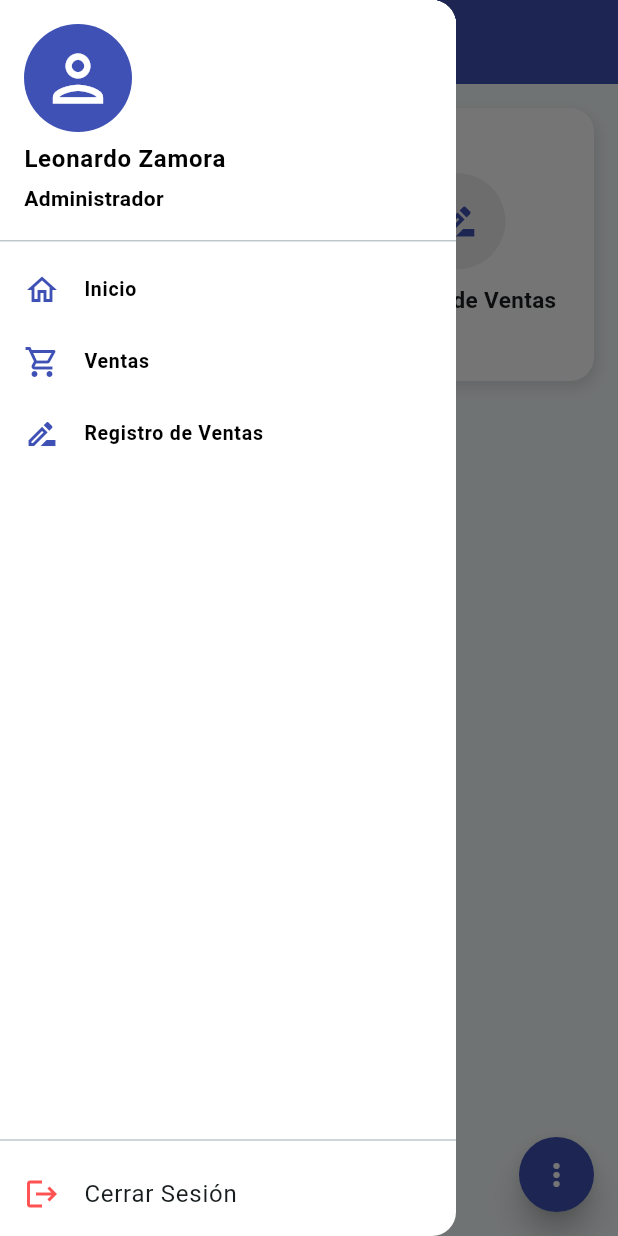
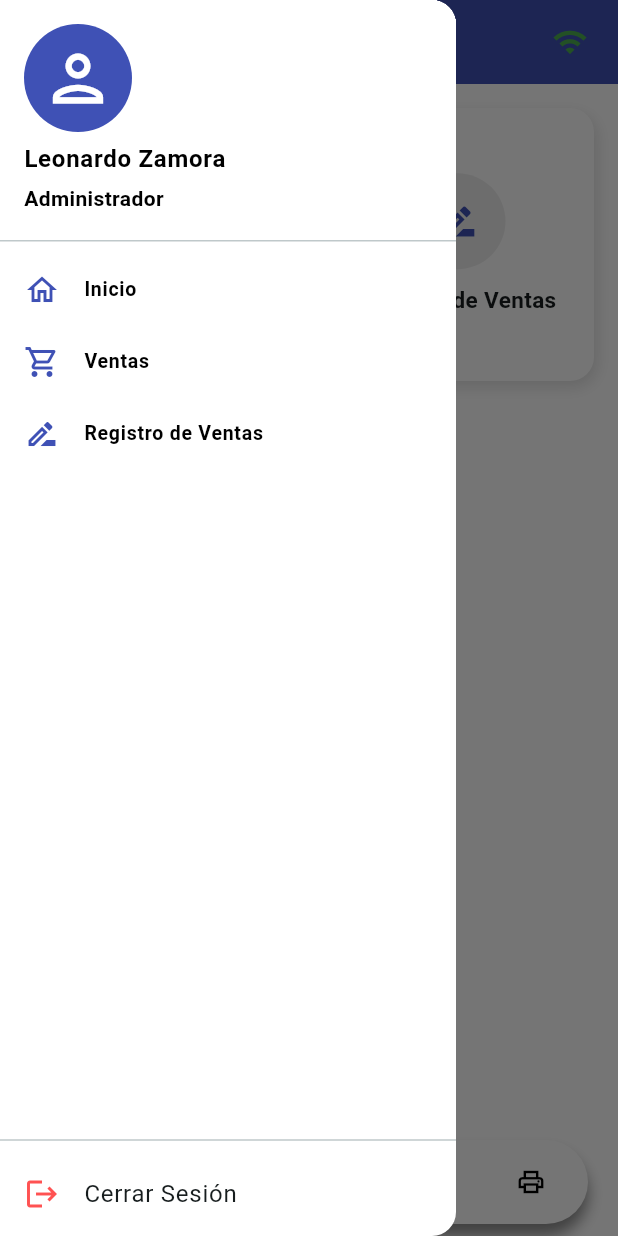
Before and after one commit to LeoZamora/App-POS, a Flutter app: the InicioScreen screen opened directly, with the side drawer open, on a phone screen of 412 x 824 dp. Run offline on Flutter 3.47's test engine with Material 3 defaults, Android fonts, the phone set to English and light mode, and no system bars; drawn by our look-alikes of flutter_speed_dial; our stand-ins replace internet_connection_checker, sqflite; accounts and stored records are empty.

Commit message:
App con deteccion de red y sincronizacion automatica, mas impresion lista para pruebas

```diff
--- a/lib/main.dart
+++ b/lib/main.dart
@@ -1,6 +1,5 @@
 import 'package:flutter/material.dart';
 import 'package:inversiones_ar/login/loginApp.dart';
-import 'package:path/path.dart';
 import 'package:inversiones_ar/services/servicesPrinter.dart';
 import 'package:provider/provider.dart';
 
@@ -22,8 +21,8 @@ class MyApp extends StatelessWidget {
   Widget build(BuildContext context) {
     return MaterialApp(
       debugShowCheckedModeBanner: false,
-      theme: ThemeData(useMaterial3: true, colorSchemeSeed: Colors.white),
-      home: LoginApp()
+      theme: ThemeData(colorSchemeSeed: Colors.white),
+      home: LoginApp(),
     );
   }
 }
--- a/lib/screens/mainScreen.dart
+++ b/lib/screens/mainScreen.dart
@@ -2,8 +2,11 @@ import 'package:flutter/material.dart';
 import 'package:inversiones_ar/login/loginApp.dart';
 import 'package:inversiones_ar/screens/screenRegistroVentas.dart';
 import 'package:inversiones_ar/screens/screenVentas.dart';
-import 'package:inversiones_ar/widgets/floatingButton.dart';
-import 'package:flutter_speed_dial/flutter_speed_dial.dart';
+// import 'package:flutter_speed_dial/flutter_speed_dial.dart';
+import 'dart:async';
+import 'package:internet_connection_checker/internet_connection_checker.dart';
+import 'package:provider/provider.dart';
+import 'package:inversiones_ar/services/servicesPrinter.dart';
 
 class DrawerItem {
   final String title;
@@ -21,6 +24,10 @@ class InicioScreen extends StatefulWidget {
 
 class _InicioScreenState extends State<InicioScreen> {
   int _selectedIndex = 0;
+  final connectionChecker = InternetConnectionChecker.instance;
+  bool isConnected = false;
+  late StreamSubscription<InternetConnectionStatus> _connectionStatus;
+
   List<Map<dynamic, dynamic>> menuCards = [{
     "title": 'Ventas',
     "icon": Icons.shopping_cart_outlined,
@@ -35,10 +42,22 @@ class _InicioScreenState extends State<InicioScreen> {
   @override
   void initState() {
     super.initState();
+    _connectionStatus = connectionChecker.onStatusChange.listen((status) {
+      setState(() {
+        isConnected = status == InternetConnectionStatus.connected;
+      });
+    });
+
+    WidgetsBinding.instance.addPostFrameCallback((_) {
+      if(mounted) {
+        context.read<PrinterService>().requestBluetoothPermissions(context: context);
+      }
+    });
   }
 
   @override
   Widget build(BuildContext context) {
+    final printerService = context.watch<PrinterService>();
     final itemsViewList = [
       DrawerItem(title: "Inicio", icon: Icons.home_outlined),
       DrawerItem(title: "Ventas", icon: Icons.shopping_cart_outlined),
@@ -53,17 +72,22 @@ class _InicioScreenState extends State<InicioScreen> {
     }
 
     return Scaffold(
+      backgroundColor: Colors.white,
       appBar: AppBar(
         backgroundColor: Colors.indigo,
         foregroundColor: Colors.white,
         title: const Text('Inversiones Zafiro'),
+        actions: [
+          Icon( isConnected ? Icons.wifi : Icons.wifi_off, color: isConnected ? Colors.green : Colors.redAccent),
+          Padding(padding: EdgeInsets.symmetric(horizontal: 10))
+        ]
       ),
       body: Padding(
         padding: const EdgeInsets.all(16),
         child: GridView.builder(
           itemCount: menuCards.length,
           gridDelegate: const SliverGridDelegateWithFixedCrossAxisCount(
-            crossAxisCount: 2, // 2 columnas
+            crossAxisCount: 2,
             mainAxisSpacing: 16,
             crossAxisSpacing: 16,
             childAspectRatio: 1,
@@ -186,30 +210,84 @@ class _InicioScreenState extends State<InicioScreen> {
           ],
         ),
       ),
-      floatingActionButton: SpeedDial(
-        icon: Icons.more_vert,
-        activeIcon: Icons.close,
-        backgroundColor: Colors.indigo,
-        foregroundColor: Colors.white,
-        tooltip: 'Opciones',
-        buttonSize: const Size(50, 50),
-        spaceBetweenChildren: 12,
-        visible: true,
-        closeManually: false,
-        curve: Curves.bounceIn,
-        overlayColor: Colors.black,
-        overlayOpacity: 0,
-        elevation: 8.0,
-        children: [
-          SpeedDialChild(
-            child: Icon(Icons.sync),
-            label: 'Sincronizar Ventas',
-            foregroundColor: Colors.white,
-            backgroundColor: Colors.green,
-            onTap: () => print('Imprimir'),
+      // floatingActionButton: SpeedDial(
+      //   icon: Icons.more_vert,
+      //   activeIcon: Icons.close,
+      //   backgroundColor: Colors.indigo,
+      //   foregroundColor: Colors.white,
+      //   tooltip: 'Opciones',
+      //   buttonSize: const Size(50, 50),
+      //   spaceBetweenChildren: 12,
+      //   visible: true,
+      //   closeManually: false,
+      //   curve: Curves.bounceIn,
+      //   overlayColor: Colors.black,
+      //   overlayOpacity: 0,
+      //   elevation: 8.0,
+      //   children: [
+      //     SpeedDialChild(
+      //       child: Icon(Icons.sync),
+      //       label: 'Sincronizar Ventas',
+      //       foregroundColor: Colors.white,
+      //       backgroundColor: Colors.green,
+      //       onTap: () => print('Imprimir'),
+      //     ),
+      //   ],
+      // ),
+      bottomNavigationBar: SafeArea(
+        child: Container(
+          padding: const EdgeInsets.all(4.0),
+          margin: const EdgeInsets.symmetric(horizontal: 20, vertical: 8),
+          decoration: BoxDecoration(
+            color: Colors.white,
+            borderRadius: BorderRadius.circular(50),
+            boxShadow: const [
+             BoxShadow(color: Colors.black45, blurRadius: 8, offset: Offset(0, 8))
+            ]
           ),
-        ],
-      )
+          child: Row(
+            mainAxisAlignment: MainAxisAlignment.center,
+            crossAxisAlignment: CrossAxisAlignment.center,
+            children: [
+              Padding(padding: const EdgeInsets.symmetric(horizontal: 5)),
+              IconButton(
+                onPressed: () => {},
+                icon: Icon(
+                  Icons.sync,
+                  color: isConnected ? Colors.green : Colors.black,
+                ),
+                style: ButtonStyle(
+                  iconSize: WidgetStateProperty.all<double>(20),
+                ),
+                tooltip: "Sincronizar Ventas",
+              ),
+              Spacer(),
+              FloatingActionButton.small(
+                onPressed: () => {},
+                child: const Icon(Icons.add),
+                backgroundColor: Colors.indigo,
+                foregroundColor: Colors.white,
+                elevation: 0,
+              ),
+              Spacer(),
+              IconButton(
+                onPressed: printerService.isConnecting ? null : () {
+                  printerService.showDeviceSelectionDialog(context);
+                },
+                icon: Icon(
+                  Icons.print_outlined,
+                  color: printerService.selectedDeviceAddress != null ? Colors.indigo : Colors.black,
+                ),
+                style: ButtonStyle(
+                  iconSize: WidgetStateProperty.all<double>(20),
+                ),
+                tooltip: "Sincronizar Ventas",
+              ),
+              Padding(padding: const EdgeInsets.symmetric(horizontal: 5))
+            ],
+          )
+        )
+      ),
     );
   }
 }
```
Also changed, not shown: lib/login/loginApp.dart (+12 -4 lines), lib/screens/screenRegistroVentas.dart (+32 -16 lines), lib/screens/screenVentas.dart (+1 -46 lines), lib/services/servicesPrinter.dart (+6 -8 lines), pubspec.yaml (+11 -31 lines), assets/imgs/logo.JPG (added), assets/imgs/logo.png (added), assets/imgs/logoCircle.png (added), assets/imgs/zafiroLogo.JPG (added), assets/imgs/zafiroLogo.png (added), assets/imgs/zafiroLogoCircle.JPG (added), assets/imgs/zafiroLogoCircle.png (added), pubspec.lock, 9 other files.
